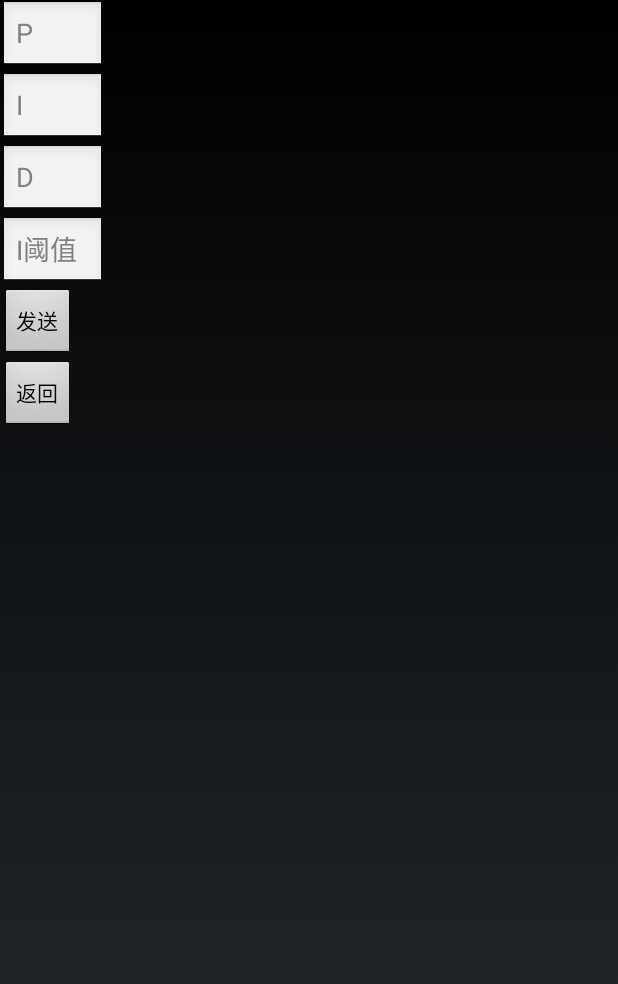
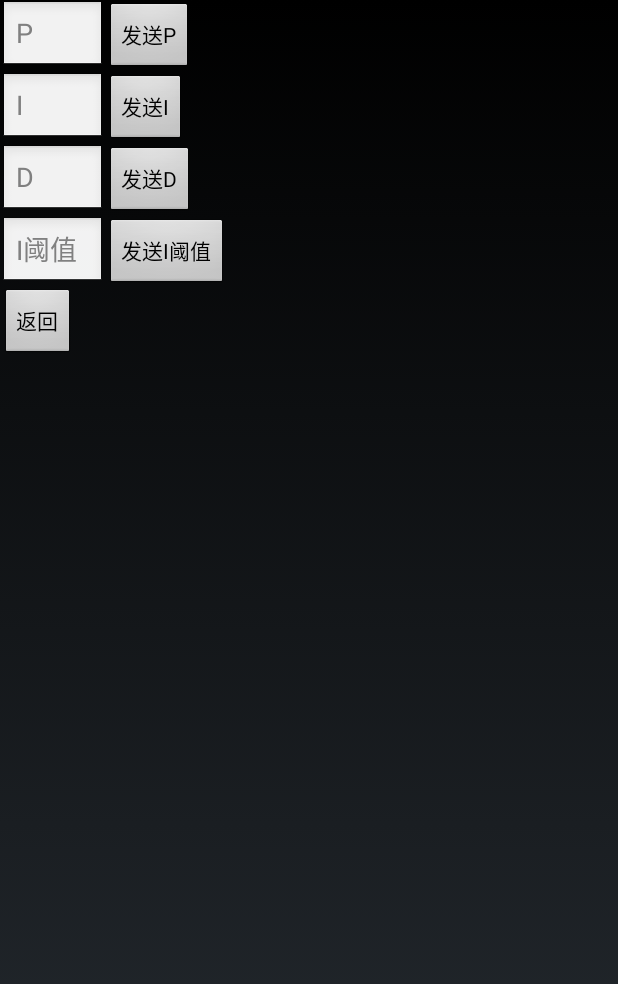
Before and after one commit to zsyh/BallTracking, an Android app: the layout setpid.xml on its own in the app's theme, with its tools: preview values and no code run, on a phone screen of 412 x 824 dp. Shown: the top 984 px of the screen. Run offline under Robolectric (Android 15) with nearby library versions, the phone set to English and light mode, and no system bars.

Commit message:
实现PID和I阈值的发送

```diff
--- a/app/src/main/res/layout/setpid.xml
+++ b/app/src/main/res/layout/setpid.xml
@@ -5,24 +5,68 @@
     android:layout_height="match_parent"
     android:id="@+id/linearLayoutSetPID">
 
+    <LinearLayout
+        android:layout_width="wrap_content"
+        android:layout_height="wrap_content"
+        android:orientation="horizontal">
         <EditText
             android:id="@+id/editTextP"
             android:layout_width="70dp"
             android:layout_height="wrap_content"
             android:hint="P"
             />
+        <Button
+            android:id="@+id/buttonSendP"
+            android:layout_width="wrap_content"
+            android:layout_height="wrap_content"
+            android:text="发送P"
+            />
+    </LinearLayout>
+
+   <LinearLayout
+       android:layout_width="wrap_content"
+       android:layout_height="wrap_content"
+       android:orientation="horizontal">
        <EditText
            android:id="@+id/editTextI"
            android:layout_width="70dp"
            android:layout_height="wrap_content"
            android:hint="I"
            />
+       <Button
+           android:id="@+id/buttonSendI"
+           android:layout_width="wrap_content"
+           android:layout_height="wrap_content"
+           android:text="发送I"
+           />
+   </LinearLayout>
+
+    <LinearLayout
+        android:layout_width="wrap_content"
+        android:layout_height="wrap_content"
+        android:orientation="horizontal">
+
         <EditText
             android:id="@+id/editTextD"
             android:layout_width="70dp"
             android:layout_height="wrap_content"
             android:hint="D"
             />
+
+        <Button
+            android:id="@+id/buttonSendD"
+            android:layout_width="wrap_content"
+            android:layout_height="wrap_content"
+            android:text="发送D"
+            />
+
+    </LinearLayout>
+
+    <LinearLayout
+        android:layout_width="wrap_content"
+        android:layout_height="wrap_content"
+        android:orientation="horizontal">
+
         <EditText
             android:id="@+id/editTextIThreshold"
             android:layout_width="70dp"
@@ -30,11 +74,14 @@
             android:hint="I阈值"
             />
         <Button
-        android:id="@+id/buttonSendPID"
+            android:id="@+id/buttonSendIThreshold"
             android:layout_width="wrap_content"
             android:layout_height="wrap_content"
-        android:text="发送"
+            android:text="发送I阈值"
             />
+
+    </LinearLayout>
+
     <Button
         android:id="@+id/buttonSetPIDReturn"
         android:layout_width="wrap_content"
```
Also changed, not shown: app/src/main/java/com/zaizai1/balltracking/MainActivity.java (+132 -12 lines). Lines whose indentation alone changed are shown as unchanged.
